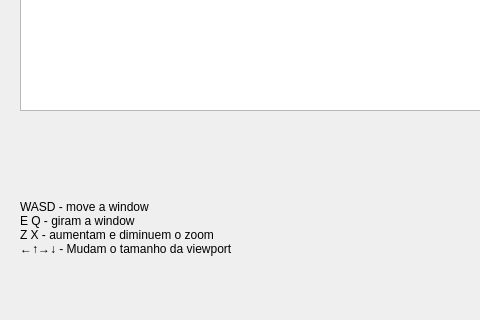
Qt form mainwindow.ui (Thales3006/Wireframe_3Dmodel_Visualizer) before a commit; both pictures show x 0 to 480 and y 280 to 600 of the 800 by 600 pixel window.
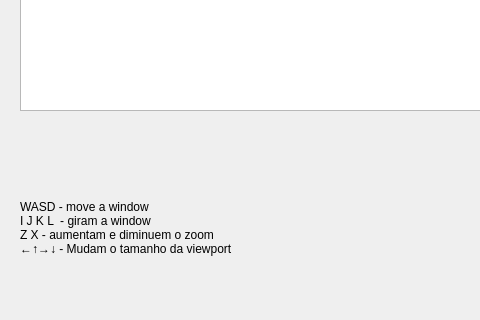
The same form after that commit.

What changed in the file:
```diff
--- a/mainwindow.ui
+++ b/mainwindow.ui
@@ -279,7 +279,7 @@
     </property>
     <property name="text">
      <string>WASD - move a window
-E Q - giram a window
+I J K L  - giram a window
 Z X - aumentam e diminuem o zoom
 ←↑→↓ - Mudam o tamanho da viewport </string>
     </property>
```
